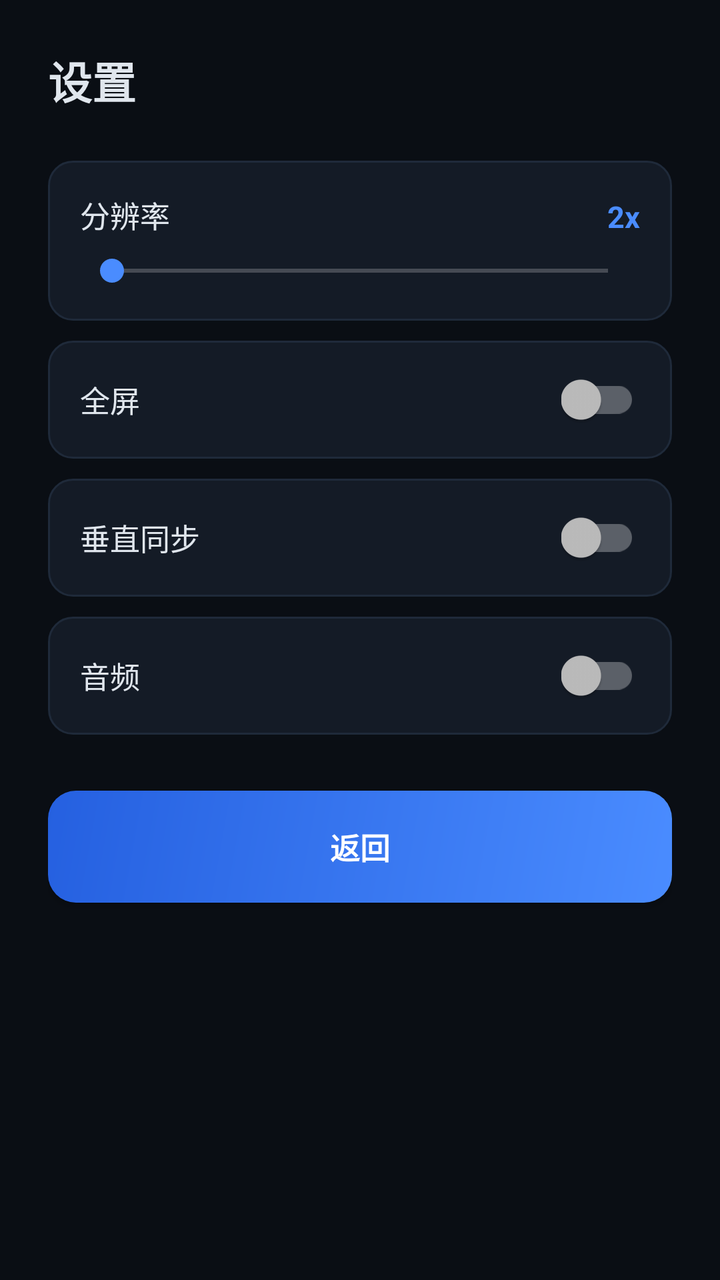
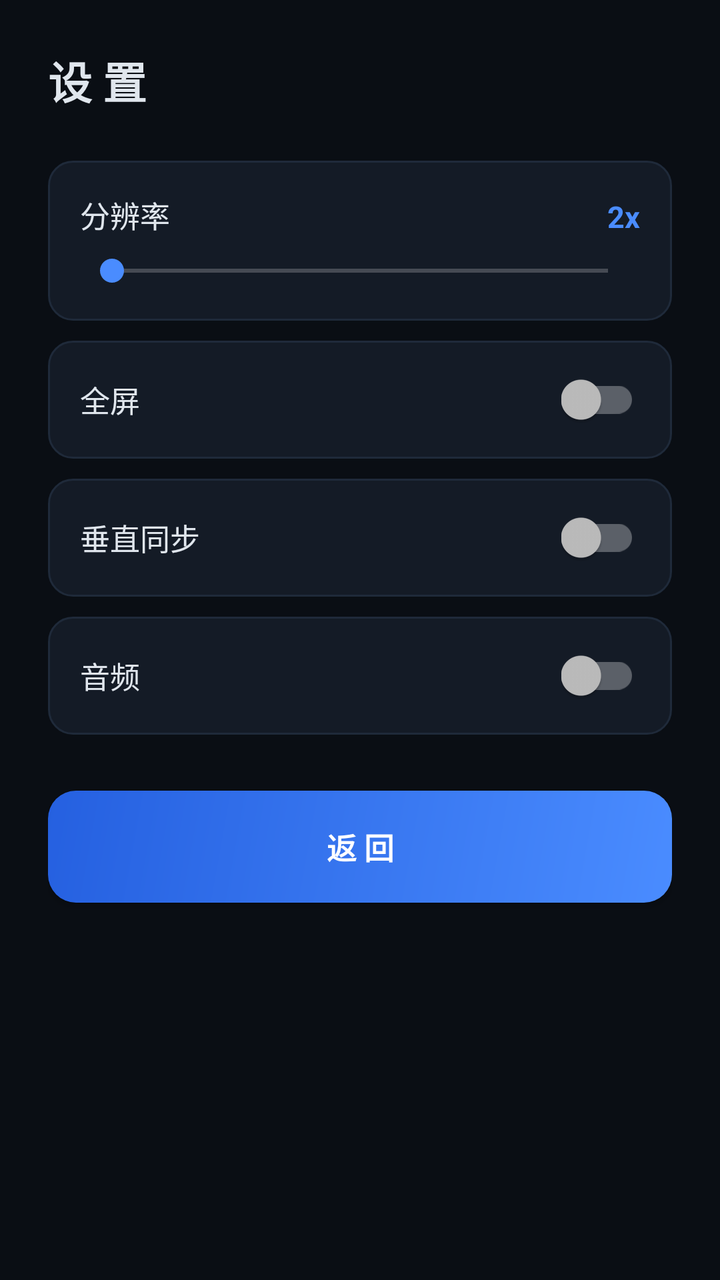

Compare the two renders of this Android layout. The source of the first and the diff that turns it into the second are given below.
<!-- AndroidManifest.xml: application theme Theme.UltramanFE0 -->
<!-- res/layout/activity_settings.xml -->
<?xml version="1.0" encoding="utf-8"?>
<LinearLayout xmlns:android="http://schemas.android.com/apk/res/android"
    android:layout_width="match_parent"
    android:layout_height="match_parent"
    android:background="@color/bg"
    android:orientation="vertical"
    android:padding="24dp">
    <TextView
        android:layout_width="wrap_content"
        android:layout_height="wrap_content"
        android:text="设置"
        android:textColor="#E0E6ED"
        android:textSize="22sp"
        android:textStyle="bold"/>
    <LinearLayout
        android:layout_width="match_parent"
        android:layout_height="wrap_content"
        android:layout_marginTop="24dp"
        android:background="@drawable/bg_card"
        android:orientation="vertical"
        android:padding="16dp">
        <LinearLayout
            android:layout_width="match_parent"
            android:layout_height="wrap_content"
            android:orientation="horizontal">
            <TextView
                android:layout_width="0dp"
                android:layout_height="wrap_content"
                android:layout_weight="1"
                android:text="分辨率"
                android:textColor="#E0E6ED"
                android:textSize="15sp"/>
            <TextView
                android:id="@+id/tvRes"
                android:layout_width="wrap_content"
                android:layout_height="wrap_content"
                android:text="2x"
                android:textColor="#4A8CFF"
                android:textSize="15sp"
                android:textStyle="bold"/>
        </LinearLayout>
        <SeekBar
            android:id="@+id/sbRes"
            android:layout_width="match_parent"
            android:layout_height="wrap_content"
            android:layout_marginTop="8dp"/>
    </LinearLayout>
    <LinearLayout
        android:layout_width="match_parent"
        android:layout_height="wrap_content"
        android:layout_marginTop="10dp"
        android:background="@drawable/bg_card"
        android:gravity="center_vertical"
        android:orientation="horizontal"
        android:padding="16dp">
        <TextView
            android:layout_width="0dp"
            android:layout_height="wrap_content"
            android:layout_weight="1"
            android:text="全屏"
            android:textColor="#E0E6ED"
            android:textSize="15sp"/>
        <androidx.appcompat.widget.SwitchCompat
            android:id="@+id/swFullscreen"
            android:layout_width="wrap_content"
            android:layout_height="wrap_content"/>
    </LinearLayout>
    <LinearLayout
        android:layout_width="match_parent"
        android:layout_height="wrap_content"
        android:layout_marginTop="10dp"
        android:background="@drawable/bg_card"
        android:gravity="center_vertical"
        android:orientation="horizontal"
        android:padding="16dp">
        <TextView
            android:layout_width="0dp"
            android:layout_height="wrap_content"
            android:layout_weight="1"
            android:text="垂直同步"
            android:textColor="#E0E6ED"
            android:textSize="15sp"/>
        <androidx.appcompat.widget.SwitchCompat
            android:id="@+id/swVsync"
            android:layout_width="wrap_content"
            android:layout_height="wrap_content"/>
    </LinearLayout>
    <LinearLayout
        android:layout_width="match_parent"
        android:layout_height="wrap_content"
        android:layout_marginTop="10dp"
        android:background="@drawable/bg_card"
        android:gravity="center_vertical"
        android:orientation="horizontal"
        android:padding="16dp">
        <TextView
            android:layout_width="0dp"
            android:layout_height="wrap_content"
            android:layout_weight="1"
            android:text="音频"
            android:textColor="#E0E6ED"
            android:textSize="15sp"/>
        <androidx.appcompat.widget.SwitchCompat
            android:id="@+id/swAudio"
            android:layout_width="wrap_content"
            android:layout_height="wrap_content"/>
    </LinearLayout>
    <Button
        android:id="@+id/btnBack"
        android:layout_width="match_parent"
        android:layout_height="56dp"
        android:layout_marginTop="28dp"
        android:background="@drawable/bg_btn_primary"
        android:text="返回"
        android:textColor="#FFFFFF"
        android:textSize="15sp"
        android:textStyle="bold"/>
</LinearLayout>
<!-- resources referenced by this layout -->
<resources>
  <color name="bg">#0A0E14</color>
  <!-- drawable bg_btn_primary (drawable) -->
  <?xml version="1.0" encoding="utf-8"?>
  <shape xmlns:android="http://schemas.android.com/apk/res/android">
      <gradient android:angle="135" android:startColor="#4A8CFF" android:endColor="#2560E0"/>
      <corners android:radius="14dp"/>
  </shape>
  <!-- drawable bg_card (drawable) -->
  <?xml version="1.0" encoding="utf-8"?>
  <shape xmlns:android="http://schemas.android.com/apk/res/android">
      <solid android:color="#141B26"/>
      <corners android:radius="12dp"/>
      <stroke android:width="1dp" android:color="#1F2A3A"/>
  </shape>
  <style name="Theme.UltramanFE0" parent="Theme.AppCompat.NoActionBar">
          <item name="colorPrimary">@color/accent</item>
          <item name="colorAccent">@color/accent</item>
          <item name="android:windowBackground">@color/bg</item>
          <item name="android:statusBarColor">@color/bg</item>
          <item name="android:navigationBarColor">@color/bg</item>
      </style>
  <color name="accent">#4A8CFF</color>
</resources>

<!-- the commit's change to res/layout/activity_settings.xml (unified diff, before → after) -->
@@ -8,7 +8,7 @@
     <TextView
         android:layout_width="wrap_content"
         android:layout_height="wrap_content"
-        android:text="设置"
+        android:text="设 置"
         android:textColor="#E0E6ED"
         android:textSize="22sp"
         android:textStyle="bold"/>
@@ -111,7 +111,7 @@
         android:layout_height="56dp"
         android:layout_marginTop="28dp"
         android:background="@drawable/bg_btn_primary"
-        android:text="返回"
+        android:text="返 回"
         android:textColor="#FFFFFF"
         android:textSize="15sp"
         android:textStyle="bold"/>
